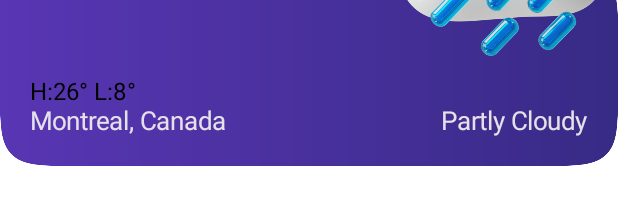
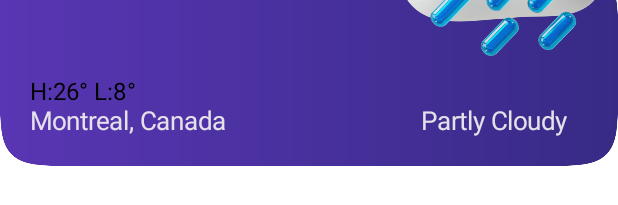
Before and after one commit to exRomeo/Weather_Application_Compose, an Android app built with Jetpack Compose: the @Preview function WeatherCardPreview, on a phone screen of 412 x 824 dp. Shown: the part 150-355 px from the top of the screen. Run offline under Robolectric (Android 15) with nearby library versions, the light colour scheme and no system bars; 1 statement that could not run was skipped.

Commit message:
Enhanced weather results speed with asynchronous search tasks, also centered Text in messages screen

```diff
--- a/app/build.gradle
+++ b/app/build.gradle
@@ -77,6 +77,7 @@ dependencies {
 
     //Coroutines
     implementation 'org.jetbrains.kotlinx:kotlinx-coroutines-android:1.7.2'
+    implementation 'org.jetbrains.kotlinx:kotlinx-coroutines-core:1.7.2'
 
 
     // Compose ViewModel
--- a/app/src/main/java/com/trianglz/weatherapp/ui/components/MessageScreen.kt
+++ b/app/src/main/java/com/trianglz/weatherapp/ui/components/MessageScreen.kt
@@ -9,6 +9,7 @@ import androidx.compose.material3.Text
 import androidx.compose.runtime.Composable
 import androidx.compose.ui.Alignment
 import androidx.compose.ui.Modifier
+import androidx.compose.ui.text.style.TextAlign
 import androidx.compose.ui.tooling.preview.Preview
 import com.trianglz.weatherapp.ui.theme.BackgroundGradient
 import com.trianglz.weatherapp.ui.theme.lavender
@@ -22,7 +23,7 @@ fun MessageScreen(modifier: Modifier = Modifier, message: String) {
         Text(
             modifier = Modifier.fillMaxWidth(0.9f),
             text = message,
-            style = MaterialTheme.typography.headlineSmall.copy(color = lavender)
+            style = MaterialTheme.typography.headlineSmall.copy(color = lavender, textAlign = TextAlign.Center)
         )
     }
 
--- a/app/src/main/java/com/trianglz/weatherapp/ui/components/WeatherCard.kt
+++ b/app/src/main/java/com/trianglz/weatherapp/ui/components/WeatherCard.kt
@@ -8,8 +8,11 @@ import androidx.compose.foundation.layout.Arrangement
 import androidx.compose.foundation.layout.Box
 import androidx.compose.foundation.layout.Column
 import androidx.compose.foundation.layout.PaddingValues
-import androidx.compose.foundation.layout.Row
+import androidx.compose.foundation.layout.Spacer
+import androidx.compose.foundation.layout.aspectRatio
+import androidx.compose.foundation.layout.fillMaxHeight
 import androidx.compose.foundation.layout.fillMaxWidth
+import androidx.compose.foundation.layout.heightIn
 import androidx.compose.foundation.layout.offset
 import androidx.compose.foundation.layout.padding
 import androidx.compose.foundation.lazy.LazyColumn
@@ -39,8 +42,7 @@ fun WeatherCard(
     description: String,
     @DrawableRes icon: Int = R.drawable.sun_cloud_angled_rain,
 ) {
-    Column(modifier = modifier) {
-        Box {
+    Box(modifier = modifier.aspectRatio(1.9546297f)) {
         Image(
             painter = painterResource(
                 id = R.drawable.rectangle
@@ -48,51 +50,54 @@ fun WeatherCard(
             contentDescription = null,
             contentScale = ContentScale.FillWidth
         )
+        Column(
+            Modifier
+                .fillMaxHeight()
+                .padding(20.dp)
+                .align(Alignment.TopStart), verticalArrangement = Arrangement.SpaceBetween
+        ) {
             Text(
                 text = "$currentTemperature°",
                 style = MaterialTheme.typography.titleLarge.copy(color = MaterialTheme.colorScheme.onBackground),
                 modifier = Modifier
-                    .align(Alignment.TopStart)
-                    .padding(20.dp)
             )
-            Column(
-                Modifier
-                    .padding(20.dp)
-                    .align(Alignment.BottomStart)
-            ) {
+            Spacer(modifier = Modifier.heightIn(16.dp))
+            Column {
                 Text(
                     text = "H:$highTemperature° L:$lowTemperature°",
                     style = MaterialTheme.typography.bodyMedium.copy(color = lavender)
                 )
-                Row(Modifier.fillMaxWidth(), verticalAlignment = Alignment.Bottom){
-                    Text( modifier = Modifier.weight(1f),
+                Text(
                     text = location,
                     style = MaterialTheme.typography.bodyLarge.copy(color = MaterialTheme.colorScheme.onBackground)
                 )
+            }
+
+        }
+
+        Column(
+            modifier = Modifier
+                .fillMaxHeight()
+                .align(Alignment.TopEnd),
+            horizontalAlignment = Alignment.CenterHorizontally,
+            verticalArrangement = Arrangement.SpaceBetween
+        ) {
+            Image(
+                modifier = Modifier
+                    .offset(y = (-10).dp)
+                    .fillMaxWidth(0.4f),
+                painter = painterResource(id = icon),
+                contentDescription = null
+            )
             Text(
-                        modifier = Modifier
-                            ,
+                modifier = Modifier.padding(bottom = 20.dp),
                 text = description,
                 style = MaterialTheme.typography.bodyLarge.copy(color = MaterialTheme.colorScheme.onBackground),
             )
         }
     }
 
-            Image(
-                modifier = Modifier
-                    .align(Alignment.TopEnd)
-                    .offset(y = (-10).dp)
-                    .fillMaxWidth(0.4f),
-                painter = painterResource(id = icon),
-                contentDescription = null
-            )
-
-
 }
-    }
-
-}
-
 
 @Preview(
     device = "spec:parent=pixel_4",
@@ -103,6 +108,7 @@ fun WeatherCard(
 fun WeatherCardPreview() {
     WeatherAppTheme {
 
+        Column(verticalArrangement = Arrangement.spacedBy(16.dp)) {
             WeatherCard(
                 currentTemperature = 23,
                 highTemperature = 26,
@@ -115,8 +121,13 @@ fun WeatherCardPreview() {
             )
         }
     }
+}
 
-@Preview(device = "spec:width=411dp,height=891dp", showSystemUi = true, showBackground = true)
+@Preview(
+    device = "spec:width=411dp,height=891dp",
+    showSystemUi = true,
+    showBackground = true
+)
 @Composable
 fun WeatherListPreview() {
     WeatherAppTheme {
--- a/app/src/main/java/com/trianglz/weatherapp/ui/home/HomeViewModel.kt
+++ b/app/src/main/java/com/trianglz/weatherapp/ui/home/HomeViewModel.kt
@@ -9,7 +9,10 @@ import com.trianglz.weatherapp.data.models.city.City
 import com.trianglz.weatherapp.data.models.country.Country
 import com.trianglz.weatherapp.data.models.weather.Weather
 import com.trianglz.weatherapp.data.repository.IRepository
+import kotlinx.coroutines.Deferred
 import kotlinx.coroutines.FlowPreview
+import kotlinx.coroutines.async
+import kotlinx.coroutines.awaitAll
 import kotlinx.coroutines.flow.MutableStateFlow
 import kotlinx.coroutines.flow.StateFlow
 import kotlinx.coroutines.flow.asStateFlow
@@ -86,7 +89,6 @@ class HomeViewModel(
                 }
             }
         else _homeUIState.value = UIState.NetworkError
-
     }
 
     private var weatherDataList: MutableList<Weather> = mutableListOf()
@@ -94,11 +96,16 @@ class HomeViewModel(
     private fun observeCities() {
         viewModelScope.launch {
             cities.filter { it.isNotEmpty() }.collectLatest {
-
                 _homeUIState.value = UIState.Loading
+                val deferred: MutableList<Deferred<Unit>> = mutableListOf()
                 it.forEach { city ->
-                    getWeather(city)
+                    deferred.add(
+                        async {
+                            getWeather(city)
+                        }
+                    )
                 }
+                deferred.awaitAll()
                 _homeUIState.value =
                     UIState.Success(weatherDataList)
 
```
Lines whose indentation alone changed are shown as unchanged.
